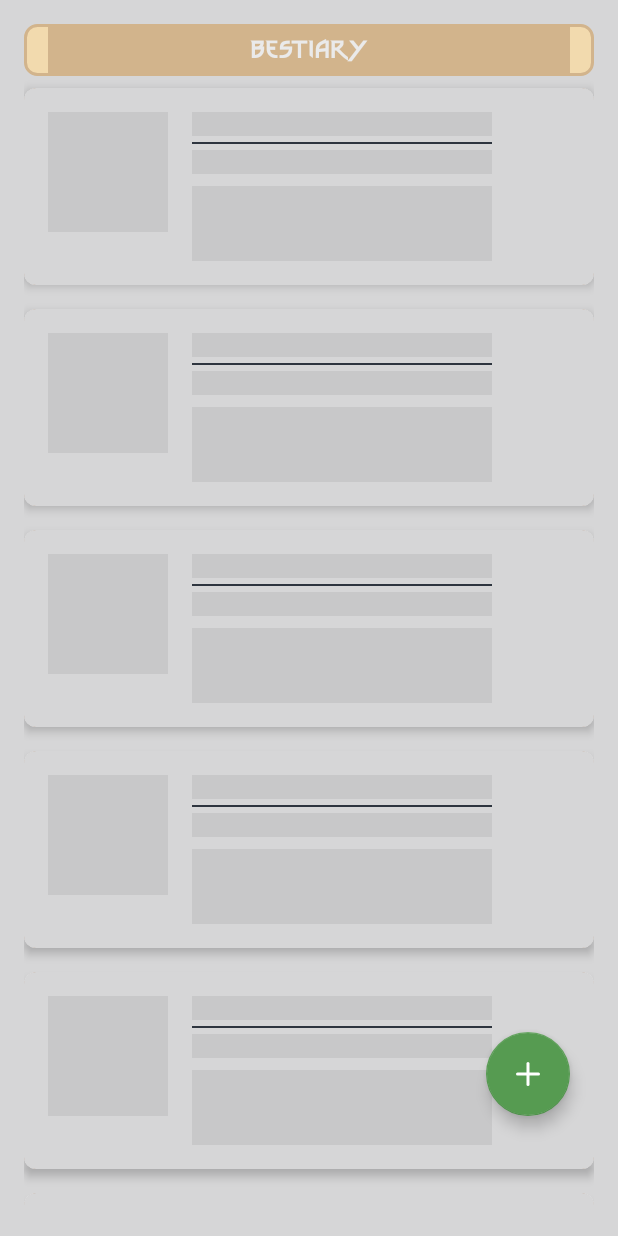
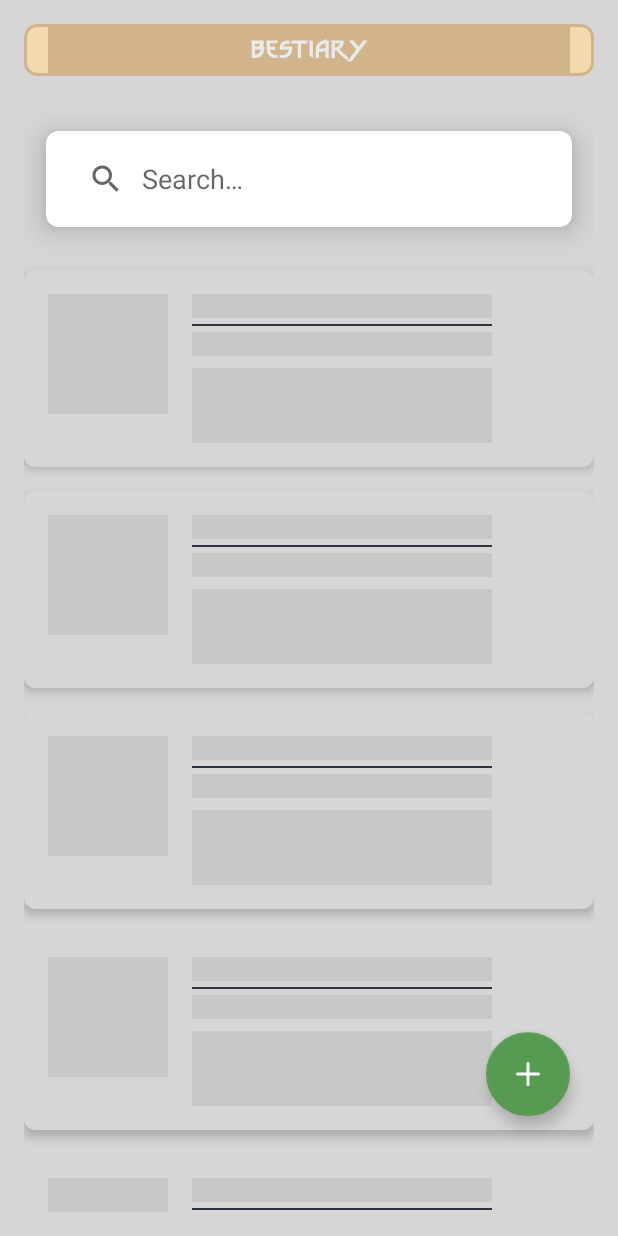
Before and after one commit to cuervolu/TheWitchersCodex, an Android app: the fragment BestiaryFragment shown on its own in the app's theme, on a phone screen of 412 x 824 dp. Run offline under Robolectric (Android 15) with nearby library versions, the phone set to English and light mode, and no system bars; our stand-ins replace Dagger/Hilt's generated code, Firebase (no records; nobody signed in at launch, a user with empty details on screens opened directly), Shimmer, Timber, paging; 2 statements that could not run were skipped.

Commit message:
feat(bestiary): added searchbar

```diff
--- a/app/src/main/java/com/cuervolu/witcherscodex/adapters/BestiaryAdapter.kt
+++ b/app/src/main/java/com/cuervolu/witcherscodex/adapters/BestiaryAdapter.kt
@@ -3,14 +3,20 @@ package com.cuervolu.witcherscodex.adapters
 import android.view.LayoutInflater
 
 import android.view.ViewGroup
+import androidx.lifecycle.Lifecycle
+import androidx.paging.PagingData
 import androidx.paging.PagingDataAdapter
 import androidx.recyclerview.widget.DiffUtil
 import com.cuervolu.witcherscodex.R
 import com.cuervolu.witcherscodex.domain.models.Bestiary
 
 class BestiaryAdapter(
+    private val lifecycle: Lifecycle,
     private val onClickListener: (Bestiary) -> Unit
-) :  PagingDataAdapter<Bestiary, BestiaryViewHolder>(Companion) {
+) : PagingDataAdapter<Bestiary, BestiaryViewHolder>(Companion) {
+
+    private var originalList: List<Bestiary>? = null
+    private var filteredList: List<Bestiary>? = null
 
     override fun onCreateViewHolder(parent: ViewGroup, viewType: Int): BestiaryViewHolder {
         val layoutInflater = LayoutInflater.from(parent.context)
@@ -22,6 +28,23 @@ class BestiaryAdapter(
         holder.render(item, onClickListener)
     }
 
+    fun filter(filter: String) {
+        if (originalList == null) {
+            originalList = snapshot().items
+        }
+
+        val lowerCaseFilter = filter.lowercase()
+
+        filteredList = if (filter.isEmpty()) {
+            originalList
+        } else {
+            originalList?.filter { it.name.lowercase().contains(lowerCaseFilter) }
+        }
+
+        submitData(lifecycle, PagingData.from(filteredList ?: emptyList()))
+    }
+
+
     companion object : DiffUtil.ItemCallback<Bestiary>() {
         override fun areItemsTheSame(oldItem: Bestiary, newItem: Bestiary): Boolean {
             return oldItem.name == newItem.name
--- a/app/src/main/java/com/cuervolu/witcherscodex/ui/bestiary/BestiaryFragment.kt
+++ b/app/src/main/java/com/cuervolu/witcherscodex/ui/bestiary/BestiaryFragment.kt
@@ -5,18 +5,17 @@ import android.view.LayoutInflater
 import android.view.View
 import android.view.ViewGroup
 import android.widget.Toast
+import androidx.appcompat.widget.SearchView
 import androidx.core.view.isVisible
 import androidx.fragment.app.Fragment
 import androidx.fragment.app.viewModels
 import androidx.lifecycle.lifecycleScope
 import androidx.paging.LoadState
 import androidx.recyclerview.widget.LinearLayoutManager
-import androidx.recyclerview.widget.RecyclerView
+import com.cuervolu.witcherscodex.R
 import com.cuervolu.witcherscodex.adapters.BestiaryAdapter
-import com.cuervolu.witcherscodex.adapters.CharacterAdapter
 import com.cuervolu.witcherscodex.databinding.FragmentBestiaryBinding
 import com.cuervolu.witcherscodex.domain.models.Bestiary
-import com.cuervolu.witcherscodex.domain.models.Character
 import com.google.android.material.floatingactionbutton.FloatingActionButton
 import dagger.hilt.android.AndroidEntryPoint
 import kotlinx.coroutines.flow.collectLatest
@@ -26,9 +25,11 @@ import kotlinx.coroutines.launch
 class BestiaryFragment : Fragment() {
 
     private lateinit var binding: FragmentBestiaryBinding
+    private lateinit var searchView: SearchView
     private lateinit var fab: FloatingActionButton
     private val bestiaryViewModel: BestiaryViewModel by viewModels()
-    private val bestiaryAdapter = BestiaryAdapter { monster -> onItemSelected(monster) }
+    private lateinit var bestiaryAdapter: BestiaryAdapter
+
 
     override fun onCreateView(
         inflater: LayoutInflater, container: ViewGroup?,
@@ -41,9 +42,31 @@ class BestiaryFragment : Fragment() {
 
     override fun onViewCreated(view: View, savedInstanceState: Bundle?) {
         super.onViewCreated(view, savedInstanceState)
+        bestiaryAdapter = BestiaryAdapter(viewLifecycleOwner.lifecycle) { monster -> onItemSelected(monster) }
         setBestiaryAdapter()
         getMonsters()
         setProgressBarAccordingToLoadState()
+
+        searchView = view.findViewById(R.id.searchView)
+        searchView.setOnQueryTextListener(object : SearchView.OnQueryTextListener {
+            override fun onQueryTextSubmit(query: String?): Boolean {
+                val queryString = query ?: ""
+                // Lanzar una coroutine para ejecutar la filtración en un contexto suspendido
+                lifecycleScope.launch {
+                    bestiaryAdapter.filter(queryString)
+                }
+                return false
+            }
+
+            override fun onQueryTextChange(newText: String?): Boolean {
+                val queryString = newText ?: ""
+                // Lanzar una coroutine para ejecutar la filtración en un contexto suspendido
+                lifecycleScope.launch {
+                    bestiaryAdapter.filter(queryString)
+                }
+                return false
+            }
+        })
     }
 
     private fun getMonsters() {
--- a/app/src/main/res/layout/fragment_bestiary.xml
+++ b/app/src/main/res/layout/fragment_bestiary.xml
@@ -26,6 +26,16 @@
         app:layout_constraintStart_toStartOf="parent"
         app:layout_constraintTop_toTopOf="parent" />
 
+    <include
+        android:id="@+id/search_bar"
+        layout="@layout/search_bar"
+        android:layout_width="match_parent"
+        android:layout_height="wrap_content"
+        android:layout_marginTop="16dp"
+        app:layout_constraintEnd_toEndOf="parent"
+        app:layout_constraintStart_toStartOf="parent"
+        app:layout_constraintTop_toBottomOf="@+id/titleTextView" />
+
     <com.facebook.shimmer.ShimmerFrameLayout
         android:id="@+id/loadingLayout"
         android:layout_width="0dp"
@@ -34,7 +44,7 @@
         android:visibility="gone"
         app:layout_constraintEnd_toEndOf="parent"
         app:layout_constraintStart_toStartOf="parent"
-        app:layout_constraintTop_toBottomOf="@+id/titleTextView"
+        app:layout_constraintTop_toBottomOf="@+id/search_bar"
         app:shimmer_auto_start="true">
 
         <LinearLayout
@@ -155,14 +165,14 @@
         android:layout_height="wrap_content"
         android:layout_marginEnd="16dp"
         android:layout_marginBottom="64dp"
+        android:contentDescription="@string/add_monster"
         android:src="@drawable/ic_add"
         app:backgroundTint="@color/accent"
         app:elevation="6dp"
         app:fabSize="normal"
         app:layout_constraintBottom_toBottomOf="parent"
         app:layout_constraintEnd_toEndOf="parent"
-        app:rippleColor="@color/accent_dark"
-        android:contentDescription="@string/add_monster"/>
+        app:rippleColor="@color/accent_dark" />
 
 
 </androidx.constraintlayout.widget.ConstraintLayout>
--- /dev/null
+++ b/app/src/main/res/layout/search_bar.xml
@@ -0,0 +1,24 @@
+<?xml version="1.0" encoding="utf-8"?>
+<com.google.android.material.card.MaterialCardView xmlns:android="http://schemas.android.com/apk/res/android"
+    xmlns:app="http://schemas.android.com/apk/res-auto"
+    android:layout_width="match_parent"
+    android:layout_height="wrap_content"
+    android:layout_marginLeft="40dp"
+    android:layout_marginTop="20dp"
+    android:layout_marginRight="40dp"
+    android:layout_marginBottom="20dp"
+    app:cardCornerRadius="@dimen/common_min_padding"
+    app:cardElevation="12dp"
+    app:cardUseCompatPadding="true">
+
+    <androidx.appcompat.widget.SearchView
+        android:id="@+id/searchView"
+        android:layout_width="match_parent"
+        android:layout_height="wrap_content"
+        android:layout_margin="@dimen/common_min_padding"
+        app:iconifiedByDefault="false"
+        app:queryBackground="@android:color/transparent"
+        app:queryHint="@string/search_text" />
+
+
+</com.google.android.material.card.MaterialCardView>
```
